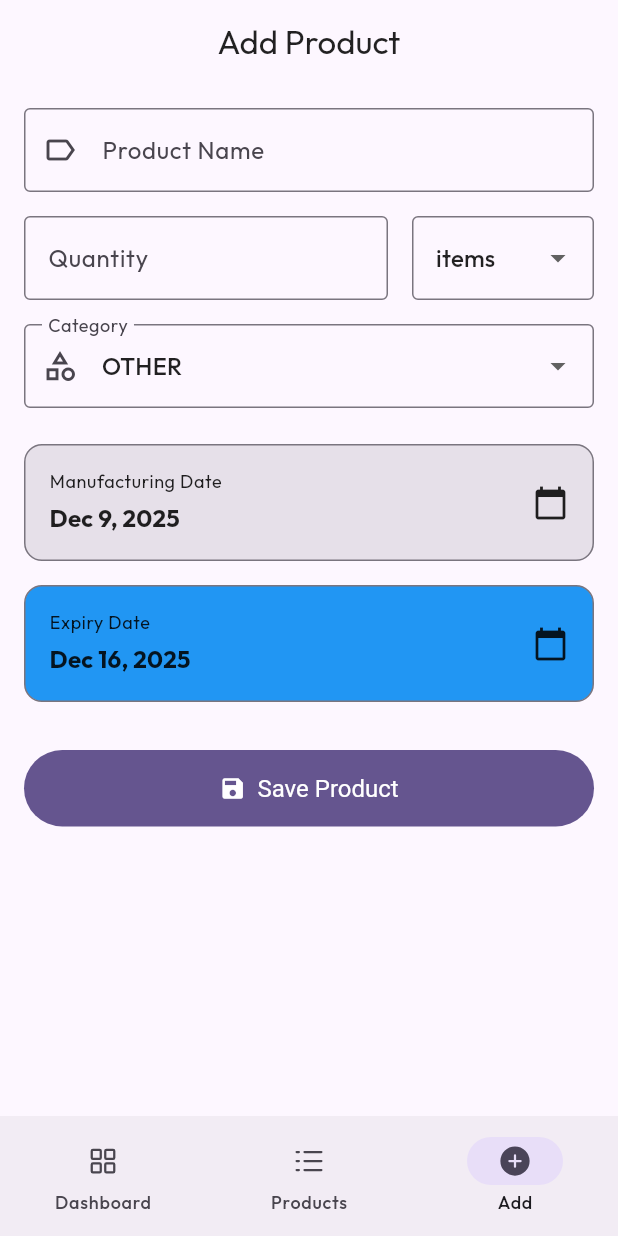
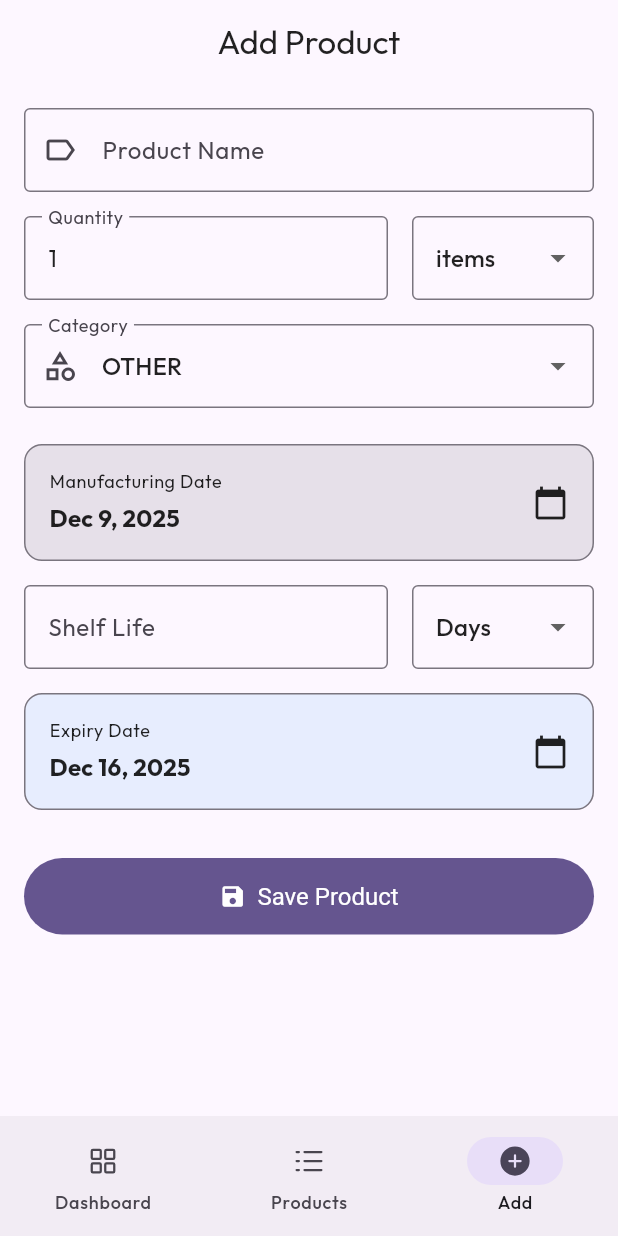
Before and after one commit to ashiquekp/expirely_2.0, a Flutter app: the AddProductScreen screen opened by its route, on a phone screen of 412 x 824 dp. Run offline on Flutter 3.47's test engine with Material 3 defaults, Android fonts, the phone set to English and light mode, and no system bars; our stand-ins replace flutter_local_notifications, flutter_riverpod, go_router, google_fonts, hive, hive_flutter and 2 more; accounts and stored records are empty.

Commit message:
shelf life added

```diff
--- a/lib/presentation/screens/add_product_screen.dart
+++ b/lib/presentation/screens/add_product_screen.dart
@@ -19,12 +19,15 @@ class _AddProductScreenState extends ConsumerState<AddProductScreen> {
   final _formKey = GlobalKey<FormState>();
 
   final _nameController = TextEditingController();
-  final _quantityController = TextEditingController(); // e.g., "1"
+  final _quantityController = TextEditingController(text: '1'); // e.g., "1"
   String _unit = 'items'; // items, kg, L, etc.
   ProductCategory _category = ProductCategory.other;
 
   DateTime _mfgDate = DateTime.now();
   DateTime _expiryDate = DateTime.now().add(const Duration(days: 7));
+
+  final _shelfLifeController = TextEditingController();
+  String _shelfLifeUnit = 'Days';
 
   // Helper for date picker
   Future<void> _pickDate(bool isMfg) async {
@@ -39,11 +42,34 @@ class _AddProductScreenState extends ConsumerState<AddProductScreen> {
       setState(() {
         if (isMfg) {
           _mfgDate = picked;
+          _calculateExpiryFromShelfLife(_shelfLifeController.text);
         } else {
           _expiryDate = picked;
+          // Optional: Reverse calculate shelf life? Maybe simpler to just let user override.
+          _shelfLifeController.clear();
         }
       });
     }
+  }
+
+  void _calculateExpiryFromShelfLife(String value) {
+    if (value.isEmpty) return;
+    final duration = int.tryParse(value);
+    if (duration == null) return;
+
+    DateTime newExpiry = _mfgDate;
+    if (_shelfLifeUnit == 'Days') {
+      newExpiry = _mfgDate.add(Duration(days: duration));
+    } else if (_shelfLifeUnit == 'Months') {
+      // Approximate or precise? simple month addition
+      newExpiry = DateTime(_mfgDate.year, _mfgDate.month + duration, _mfgDate.day);
+    } else if (_shelfLifeUnit == 'Years') {
+      newExpiry = DateTime(_mfgDate.year + duration, _mfgDate.month, _mfgDate.day);
+    }
+
+    setState(() {
+      _expiryDate = newExpiry;
+    });
   }
 
   void _submit() {
@@ -137,7 +163,42 @@ class _AddProductScreenState extends ConsumerState<AddProductScreen> {
 
               _buildDateRow('Manufacturing Date', _mfgDate, () => _pickDate(true)),
               const SizedBox(height: 16),
-              _buildDateRow('Expiry Date', _expiryDate, () => _pickDate(false), color: Colors.blue..withValues(alpha: 0.1)),
+
+              // Shelf Life Section
+              Row(
+                crossAxisAlignment: CrossAxisAlignment.end,
+                children: [
+                  Expanded(
+                    flex: 2,
+                    child: TextFormField(
+                      controller: _shelfLifeController,
+                      keyboardType: TextInputType.number,
+                      decoration: const InputDecoration(
+                        labelText: 'Shelf Life',
+                        border: OutlineInputBorder(),
+                        //helperText: 'Auto-calculates expiry',
+                      ),
+                      onChanged: _calculateExpiryFromShelfLife,
+                    ),
+                  ),
+                  const SizedBox(width: 16),
+                  Expanded(
+                    flex: 1,
+                    child: DropdownButtonFormField<String>(
+                      value: _shelfLifeUnit,
+                      decoration: const InputDecoration(border: OutlineInputBorder()),
+                      items: ['Days', 'Months', 'Years'].map((e) => DropdownMenuItem(value: e, child: Text(e))).toList(),
+                      onChanged: (v) {
+                        setState(() => _shelfLifeUnit = v!);
+                        _calculateExpiryFromShelfLife(_shelfLifeController.text);
+                      },
+                    ),
+                  ),
+                ],
+              ),
+              const SizedBox(height: 16),
+
+              _buildDateRow('Expiry Date', _expiryDate, () => _pickDate(false), color: Colors.blue.withValues(alpha: 0.1)),
 
               const SizedBox(height: 32),
 
```
